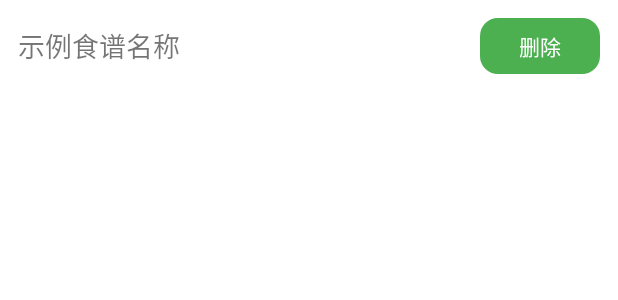
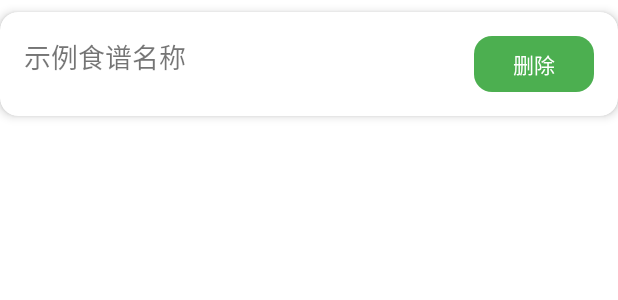
Before and after one commit to se7suna/ForHealth-Android, an Android app built with Jetpack Compose: the layout item_recipe.xml on its own in the app's theme, with its tools: preview values and no code run, on a phone screen of 412 x 824 dp. Shown: the top 300 px of the screen. Run offline under Robolectric (Android 15) with nearby library versions, the phone set to English and light mode, and no system bars.

Commit message:
修复错误

```diff
--- a/frontend/app/src/main/res/layout/item_recipe.xml
+++ b/frontend/app/src/main/res/layout/item_recipe.xml
@@ -1,16 +1,25 @@
 <?xml version="1.0" encoding="utf-8"?>
-<LinearLayout xmlns:android="http://schemas.android.com/apk/res/android"
+<androidx.cardview.widget.CardView xmlns:android="http://schemas.android.com/apk/res/android"
+    xmlns:app="http://schemas.android.com/apk/res-auto"
     android:layout_width="match_parent"
     android:layout_height="wrap_content"
-    android:orientation="horizontal"
-    android:padding="12dp"
-    android:gravity="center_vertical">
+    android:layout_marginVertical="8dp"
+    app:cardCornerRadius="12dp"
+    app:cardElevation="4dp"
+    android:backgroundTint="@android:color/white">
+
+    <androidx.constraintlayout.widget.ConstraintLayout
+        android:layout_width="match_parent"
+        android:layout_height="wrap_content"
+        android:padding="16dp">
 
         <TextView
             android:id="@+id/tvRecipeName"
             android:layout_width="0dp"
             android:layout_height="wrap_content"
-        android:layout_weight="1"
+            app:layout_constraintStart_toStartOf="parent"
+            app:layout_constraintEnd_toStartOf="@id/btnDeleteRecipe"
+            app:layout_constraintTop_toTopOf="parent"
         android:textSize="18sp"
         android:text="示例食谱名称" />
 
@@ -18,5 +27,11 @@
             android:id="@+id/btnDeleteRecipe"
             android:layout_width="80dp"
             android:layout_height="wrap_content"
+            app:layout_constraintStart_toEndOf="@id/tvRecipeName"
+            app:layout_constraintEnd_toEndOf="parent"
+            app:layout_constraintTop_toTopOf="parent"
+            android:layout_centerVertical="true"
             android:text="删除" />
-</LinearLayout>
+
+    </androidx.constraintlayout.widget.ConstraintLayout>
+</androidx.cardview.widget.CardView>
```
Lines whose indentation alone changed are shown as unchanged.
